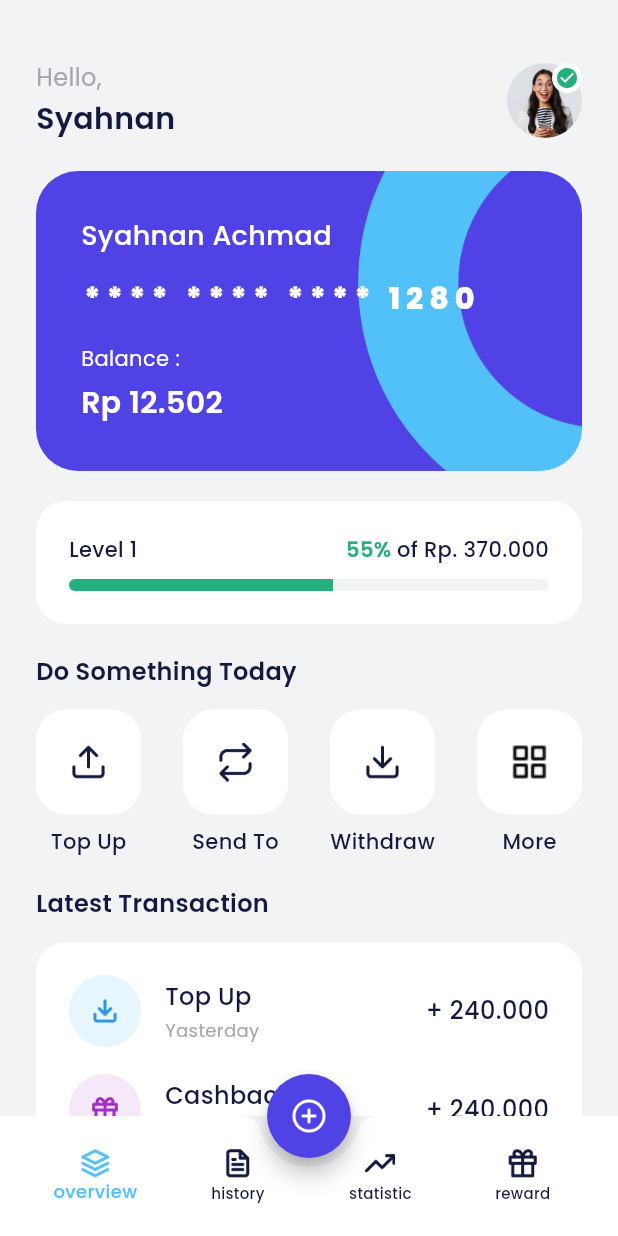
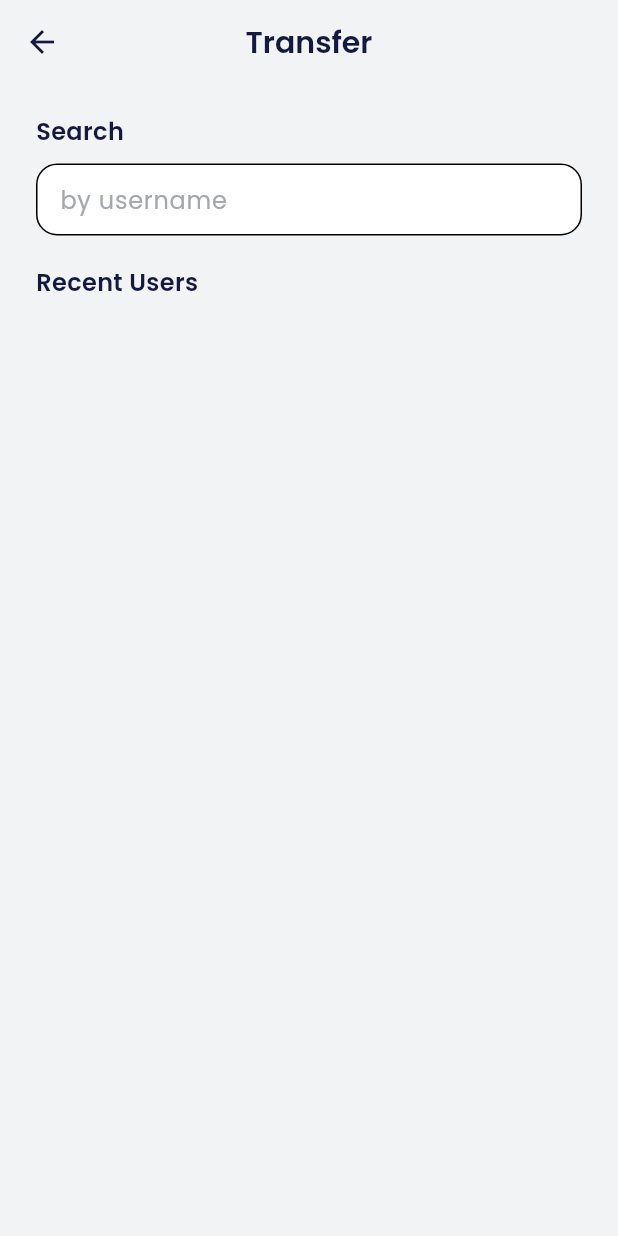
Before and after one commit to AdamNizam/My-E-Wallet, a Flutter app: the HomePage screen opened by its route, after a tap on "Send To", on a phone screen of 412 x 824 dp. Run offline on Flutter 3.47's test engine with Material 3 defaults, Android fonts, the phone set to English and light mode, and no system bars; our stand-ins replace carousel_slider, google_fonts.

Commit message:
Transfer

```diff
--- a/lib/main.dart
+++ b/lib/main.dart
@@ -15,6 +15,7 @@ import 'package:bank_sha/ui/pages/splash_page.dart';
 import 'package:bank_sha/ui/pages/top_up_amount_page.dart';
 import 'package:bank_sha/ui/pages/top_up_page.dart';
 import 'package:bank_sha/ui/pages/top_up_success_page.dart';
+import 'package:bank_sha/ui/pages/transfer_page.dart';
 import 'package:flutter/material.dart';
 
 void main() => runApp(const MyApp());
@@ -57,6 +58,7 @@ class MyApp extends StatelessWidget {
         '/topup': (context) => const TopUpPage(),
         '/topup-amount': (context) => const TopUpAmountPage(),
         '/topup-success': (context) => const TopUpSuccessPage(),
+        '/transfer': (context) => const TransferPage(),
       },
     );
   }
--- a/lib/ui/pages/home_page.dart
+++ b/lib/ui/pages/home_page.dart
@@ -292,7 +292,9 @@ class HomePage extends StatelessWidget {
               HomeServiceItem(
                 iconUrl: 'assets/ic_send.png',
                 title: 'Send To',
-                onTap: () {},
+                onTap: () {
+                  Navigator.pushNamed(context, '/transfer');
+                },
               ),
               HomeServiceItem(
                 iconUrl: 'assets/ic_withdraw.png',
--- /dev/null
+++ b/lib/ui/pages/transfer_page.dart
@@ -0,0 +1,72 @@
+import 'package:bank_sha/shared/theme.dart';
+import 'package:bank_sha/ui/widgets/forms.dart';
+import 'package:flutter/material.dart';
+
+class TransferPage extends StatelessWidget {
+  const TransferPage({super.key});
+
+  @override
+  Widget build(BuildContext context) {
+    return Scaffold(
+      appBar: AppBar(
+        title: const Text('Transfer'),
+      ),
+      body: ListView(
+        padding: const EdgeInsets.symmetric(
+          horizontal: 24,
+        ),
+        children: [
+          const SizedBox(
+            height: 20,
+          ),
+          Text(
+            'Search',
+            style: blackTextStyle.copyWith(
+              fontWeight: semiBold,
+              fontSize: 16,
+            ),
+          ),
+          const SizedBox(
+            height: 10,
+          ),
+          CustomFormField(
+            title: 'by username',
+            isShowTitle: false,
+          ),
+          buildRecentUsers(),
+        ],
+      ),
+    );
+  }
+
+  Widget buildRecentUsers() {
+    return Container(
+      margin: const EdgeInsets.only(
+        top: 20,
+      ),
+      child: Column(
+        crossAxisAlignment: CrossAxisAlignment.start,
+        children: [
+          Text(
+            'Recent Users',
+            style: blackTextStyle.copyWith(
+              fontWeight: semiBold,
+              fontSize: 16,
+            ),
+          ),
+          const SizedBox(
+            height: 10,
+          ),
+        ],
+      ),
+    );
+  }
+
+  Widget buildResults() {
+    return Container(
+      margin: const EdgeInsets.only(
+        top: 20,
+      ),
+    );
+  }
+}
--- a/lib/ui/widgets/forms.dart
+++ b/lib/ui/widgets/forms.dart
@@ -4,11 +4,13 @@ import 'package:flutter/material.dart';
 class CustomFormField extends StatelessWidget {
   final String title;
   final bool obscureText;
+  final bool isShowTitle;
   final TextEditingController? controller;
   const CustomFormField({
     super.key,
     required this.title,
     this.obscureText = false,
+    this.isShowTitle = true,
     this.controller,
   });
 
@@ -17,21 +19,39 @@ class CustomFormField extends StatelessWidget {
     return Column(
       crossAxisAlignment: CrossAxisAlignment.start,
       children: [
+        if (isShowTitle)
           Text(
             title,
             style: blackTextStyle.copyWith(fontWeight: medium, fontSize: 14),
           ),
+        if (isShowTitle)
           SizedBox(
             height: 8,
           ),
         TextFormField(
           obscureText: obscureText,
           controller: controller,
+          cursorColor: blueColor,
           decoration: InputDecoration(
+            hintText: !isShowTitle ? title : null,
+            hintStyle: grayTextStyle,
             border: OutlineInputBorder(
               borderRadius: BorderRadius.circular(14),
             ),
-              contentPadding: const EdgeInsets.all(12)),
+            enabledBorder: OutlineInputBorder(
+              borderRadius: BorderRadius.circular(14),
+            ),
+            focusedBorder: OutlineInputBorder(
+              borderRadius: BorderRadius.circular(14),
+              borderSide: BorderSide(
+                color: blueColor,
+                width: 2,
+              ),
+            ),
+            contentPadding: const EdgeInsets.all(12),
+            filled: true,
+            fillColor: whiteColor,
+          ),
         ),
       ],
     );
```
Also changed, not shown: lib/ui/pages/top_up_amount_page.dart (+6 -1 lines), lib/ui/widgets/transfer_recent_user_item.dart (added, +35 -0 lines). Lines whose indentation alone changed are shown as unchanged.
